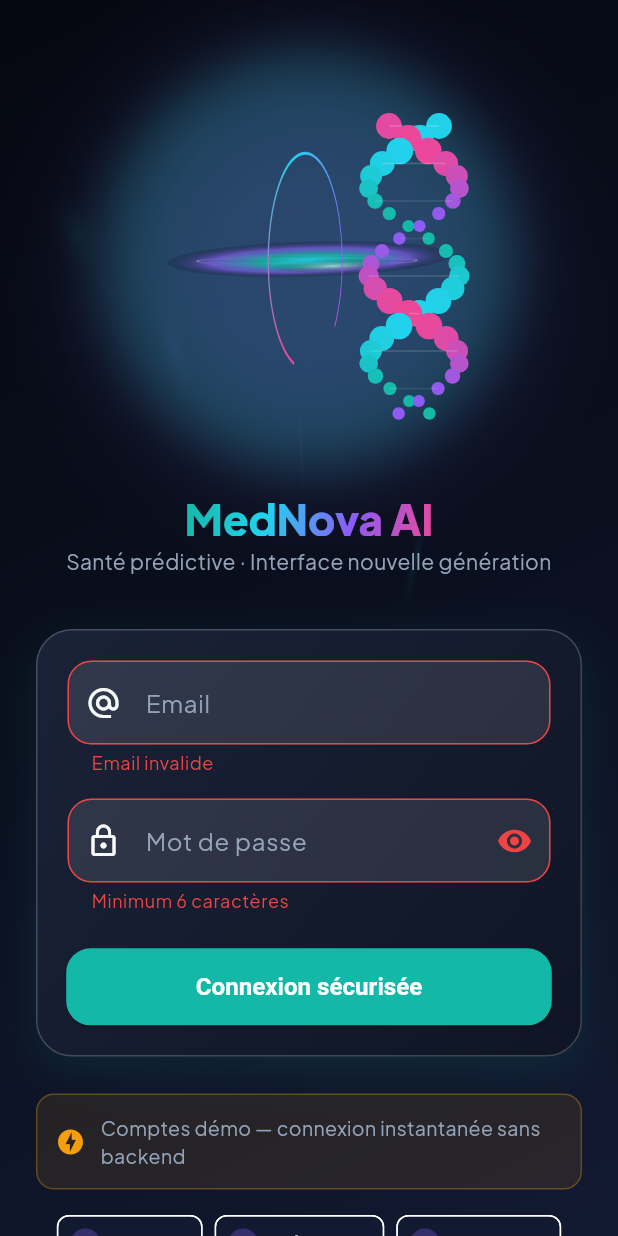
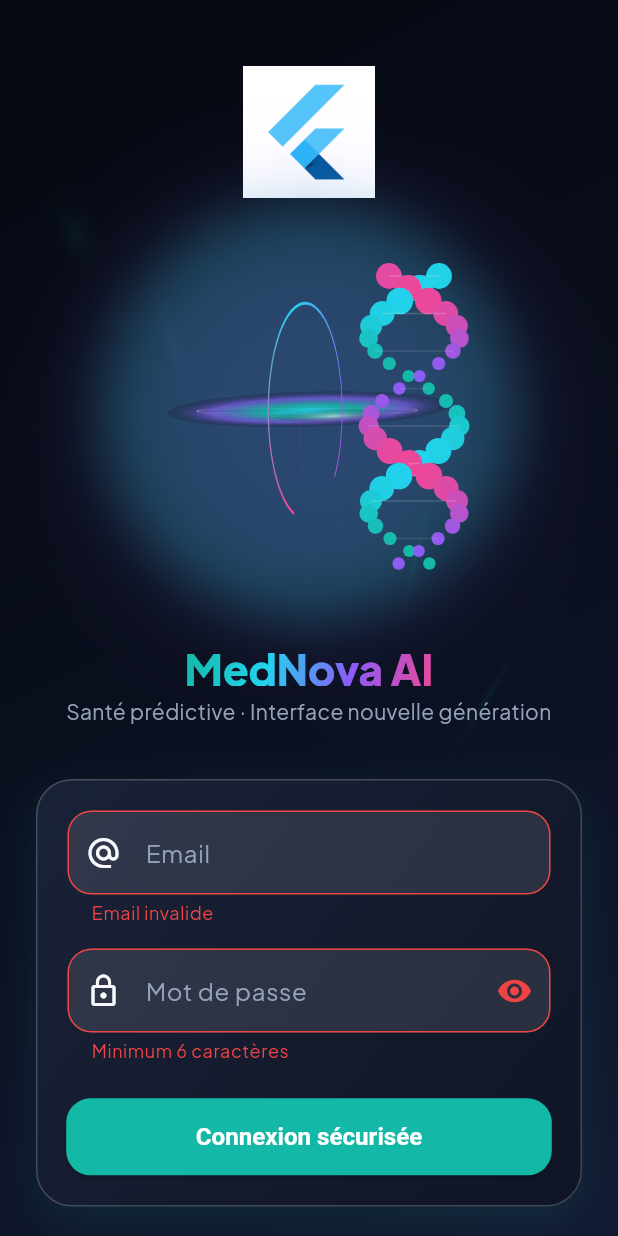
Before and after one commit to ngmiguel/Mednova, a Flutter app: the screen it shows after launch, after a tap on "Connexion sécurisée", on a phone screen of 412 x 824 dp. Run offline on Flutter 3.47's test engine with Material 3 defaults, Android fonts, the phone set to English and light mode, and no system bars; drawn by our look-alikes of flutter_animate; our stand-ins replace dio, fl_chart, flutter_riverpod, flutter_secure_storage, go_router, google_fonts and 1 more.

Commit message:
feat(mobile): add brand logo assets aligned with web
Use the shared aurora orb on the login screen alongside existing 3D visuals.

```diff
--- a/mednova_mobile/lib/presentation/features/auth/login_screen.dart
+++ b/mednova_mobile/lib/presentation/features/auth/login_screen.dart
@@ -80,6 +80,12 @@ class _LoginScreenState extends ConsumerState<LoginScreen>
             child: Column(
               children: [
                 const SizedBox(height: 20),
+                Image.asset(
+                  'assets/images/logo.png',
+                  width: 88,
+                  height: 88,
+                ).animate().fadeIn().scale(begin: const Offset(0.85, 0.85), curve: Curves.easeOutBack),
+                const SizedBox(height: 12),
                 Stack(
                   alignment: Alignment.center,
                   children: [
```
Also changed, not shown: mednova_mobile/assets/images/logo.png (added), mednova_mobile/assets/images/logo.svg (added).
